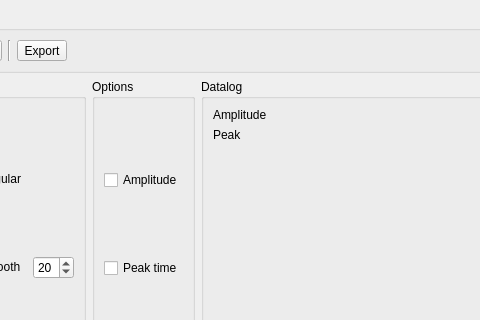
Above: src/ui/custom_plot.ui from pfechd/jabe before the change; both pictures show x 169 to 649 and y 0 to 320 of the 771 by 540 pixel window. Below: the same form after it.
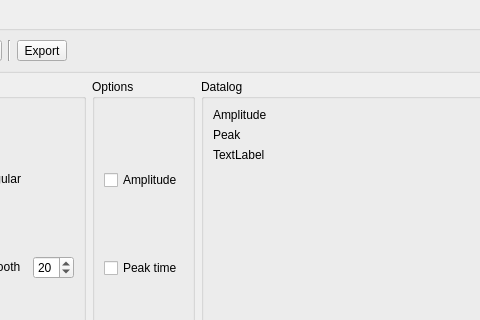
That is the form after the change.

Commit message: Add fwhm labels to datalog

Patch:
```diff
--- a/src/ui/custom_plot.ui
+++ b/src/ui/custom_plot.ui
@@ -310,6 +310,13 @@
               </property>
              </widget>
             </item>
+            <item>
+             <widget class="QLabel" name="fwhm_label">
+              <property name="text">
+               <string>TextLabel</string>
+              </property>
+             </widget>
+            </item>
             <item>
              <spacer name="verticalSpacer">
               <property name="orientation">
```
The commit also changes 1 other file.
